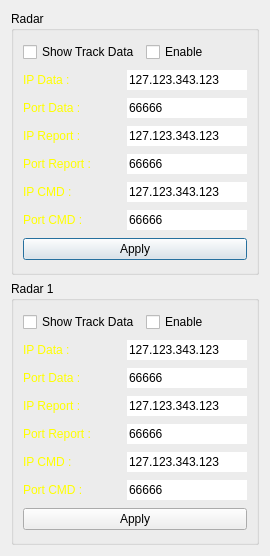
First picture: the form in RadarArhanud-2020/dialogradar.ui, repository MiftahSalam/RadarArhanud-2020, before the edit.
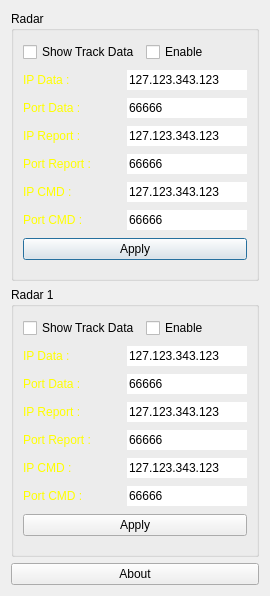
Second picture: the form after the edit.

Patch:
```diff
--- a/RadarArhanud-2020/dialogradar.ui
+++ b/RadarArhanud-2020/dialogradar.ui
@@ -7,7 +7,7 @@
     <x>0</x>
     <y>0</y>
     <width>270</width>
-    <height>556</height>
+    <height>596</height>
    </rect>
   </property>
   <property name="windowTitle">
@@ -508,6 +508,19 @@
      </layout>
     </widget>
    </item>
+   <item>
+    <widget class="QPushButton" name="pushButtonAbout">
+     <property name="enabled">
+      <bool>true</bool>
+     </property>
+     <property name="styleSheet">
+      <string notr="true"/>
+     </property>
+     <property name="text">
+      <string>About</string>
+     </property>
+    </widget>
+   </item>
   </layout>
  </widget>
  <resources/>
```
